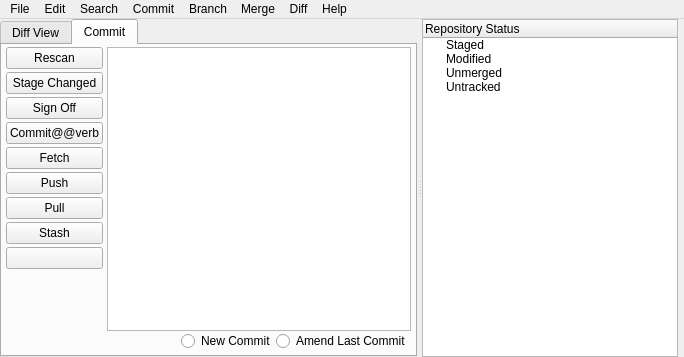
First picture: the form in ui/main.ui, repository git-cola/git-cola, before the edit.
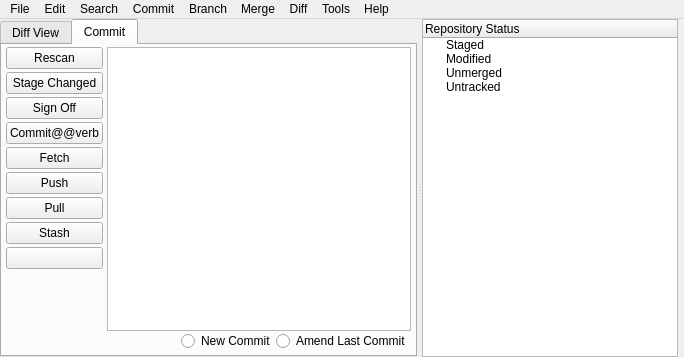
Second picture: the form after the edit.

Commit message: cola.gui: Add a 'Cola Classic' tools menu entry, resize the CommitView

```diff
--- a/ui/main.ui
+++ b/ui/main.ui
@@ -432,17 +432,17 @@
     </item>
    </layout>
   </widget>
-  <widget class="QMenuBar" name="menubar" >
-   <property name="geometry" >
+  <widget class="QMenuBar" name="menubar">
+   <property name="geometry">
     <rect>
      <x>0</x>
      <y>0</y>
      <width>684</width>
-     <height>29</height>
+     <height>22</height>
     </rect>
    </property>
-   <widget class="QMenu" name="commit_menu" >
-    <property name="title" >
+   <widget class="QMenu" name="commit_menu">
+    <property name="title">
      <string>Commit</string>
     </property>
     <widget class="QMenu" name="menuShow" >
@@ -478,8 +478,8 @@
     <addaction name="separator" />
     <addaction name="menuAdvanced_2" />
    </widget>
-   <widget class="QMenu" name="edit_menu" >
-    <property name="title" >
+   <widget class="QMenu" name="edit_menu">
+    <property name="title">
      <string>Edit</string>
     </property>
     <addaction name="menu_undo" />
@@ -494,8 +494,8 @@
     <addaction name="separator" />
     <addaction name="menu_options" />
    </widget>
-   <widget class="QMenu" name="search_menu" >
-    <property name="title" >
+   <widget class="QMenu" name="search_menu">
+    <property name="title">
      <string>Search</string>
     </property>
     <widget class="QMenu" name="menuMore" >
@@ -515,8 +515,8 @@
     <addaction name="menu_search_grep" />
     <addaction name="menuMore" />
    </widget>
-   <widget class="QMenu" name="branch_menu" >
-    <property name="title" >
+   <widget class="QMenu" name="branch_menu">
+    <property name="title">
      <string>Branch</string>
     </property>
     <widget class="QMenu" name="menuView" >
@@ -545,8 +545,8 @@
     <addaction name="menuView" />
     <addaction name="menuAdvanced" />
    </widget>
-   <widget class="QMenu" name="file_menu" >
-    <property name="title" >
+   <widget class="QMenu" name="file_menu">
+    <property name="title">
      <string>File</string>
     </property>
     <addaction name="menu_open_repo" />
@@ -564,22 +564,22 @@
     <addaction name="separator" />
     <addaction name="menu_quit" />
    </widget>
-   <widget class="QMenu" name="merge_menu" >
-    <property name="title" >
+   <widget class="QMenu" name="merge_menu">
+    <property name="title">
      <string>Merge</string>
     </property>
     <addaction name="menu_merge_local" />
     <addaction name="menu_merge_abort" />
    </widget>
-   <widget class="QMenu" name="help_menu" >
-    <property name="title" >
+   <widget class="QMenu" name="help_menu">
+    <property name="title">
      <string>Help</string>
     </property>
     <addaction name="menu_help_docs" />
     <addaction name="menu_help_about" />
    </widget>
-   <widget class="QMenu" name="diff_menu" >
-    <property name="title" >
+   <widget class="QMenu" name="diff_menu">
+    <property name="title">
      <string>Diff</string>
     </property>
     <addaction name="menu_branch_diff" />
@@ -589,14 +589,21 @@
     <addaction name="menu_commit_compare" />
     <addaction name="menu_commit_compare_file" />
    </widget>
-   <addaction name="file_menu" />
-   <addaction name="edit_menu" />
-   <addaction name="search_menu" />
-   <addaction name="commit_menu" />
-   <addaction name="branch_menu" />
-   <addaction name="merge_menu" />
-   <addaction name="diff_menu" />
-   <addaction name="help_menu" />
+   <widget class="QMenu" name="menuTools">
+    <property name="title">
+     <string>Tools</string>
+    </property>
+    <addaction name="menu_tools_classic"/>
+   </widget>
+   <addaction name="file_menu"/>
+   <addaction name="edit_menu"/>
+   <addaction name="search_menu"/>
+   <addaction name="commit_menu"/>
+   <addaction name="branch_menu"/>
+   <addaction name="merge_menu"/>
+   <addaction name="diff_menu"/>
+   <addaction name="menuTools"/>
+   <addaction name="help_menu"/>
   </widget>
   <action name="menu_unstage_selected" >
    <property name="text" >
@@ -944,7 +951,7 @@
    </property>
   </action>
  </widget>
- <layoutdefault spacing="2" margin="2" />
+ <layoutdefault spacing="2" margin="2"/>
  <resources/>
  <connections/>
  <designerdata>
```
Left out of the diff: 712 changed lines with no effect on the pictures. The commit also changes 1 other file.
